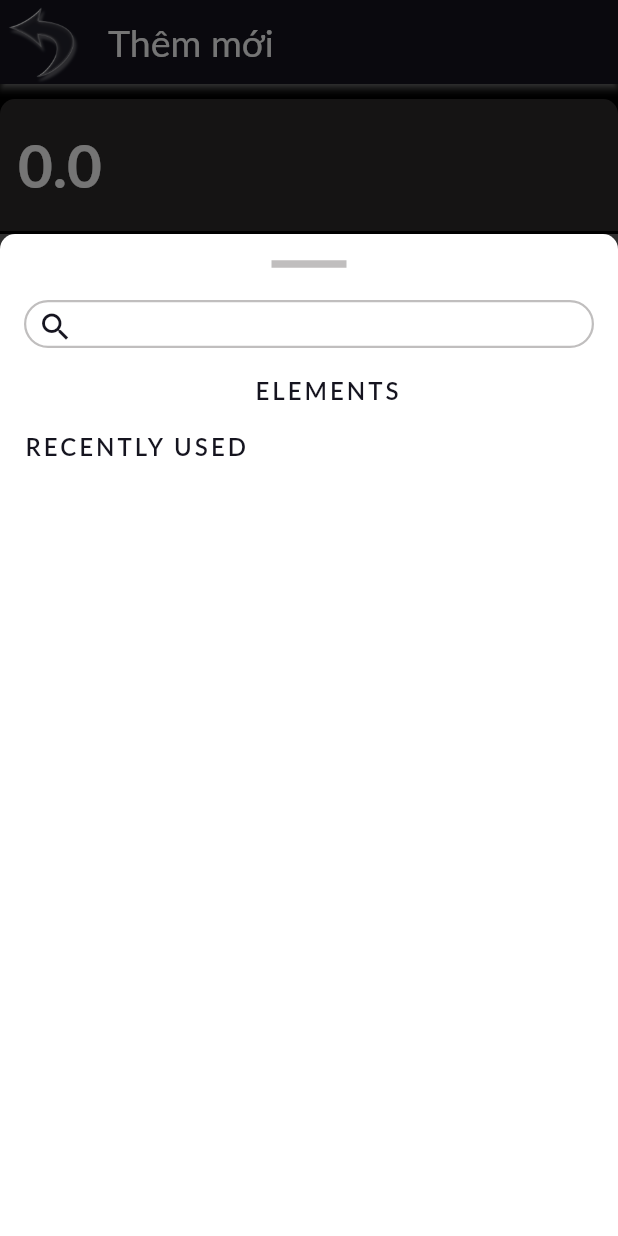
After one commit to viettranvan/spending_management, a Flutter app: the NewSpendingPage screen opened by its route, after a tap on "Model Sheet", on a phone screen of 412 x 824 dp. The commit adds this screen. Run offline on Flutter 3.47's test engine with Material 2 defaults, Android fonts, the phone set to English and light mode, and no system bars; our stand-ins replace bloc, firebase_auth, firebase_core, flutter_bloc, shared_preferences; accounts and stored records are empty; network calls fail; Roboto replaces fonts that are missing (Lato).

Commit message:
new spending UI

```diff
--- a/lib/UI/main_page/view/main_view.dart
+++ b/lib/UI/main_page/view/main_view.dart
@@ -1,12 +1,17 @@
 import 'package:flutter/material.dart';
 import 'package:flutter_bloc/flutter_bloc.dart';
 import 'package:spending_management/UI/main_page/bloc/main_page_bloc.dart';
+import 'package:spending_management/UI/new_spending/view/new_spending_page.dart';
 
 import '../../../utils/utils.dart';
 import '../../home_page/view/home_page.dart';
 
 class MainView extends StatelessWidget {
   const MainView({Key? key}) : super(key: key);
+
+  gotoNewSpending(BuildContext context){
+    Navigator.of(context).pushNamed(NewSpendingPage.id);
+  }
 
   @override
   Widget build(BuildContext context) {
@@ -31,7 +36,7 @@ class MainView extends StatelessWidget {
             onTap: (index) {
               switch (index) {
                 case 1:
-                  print('index == 1, add');
+                  gotoNewSpending(context);
                   break;
                 default:
                   BlocProvider.of<MainPageBloc>(context)
--- /dev/null
+++ b/lib/UI/new_spending/bloc/new_spending_bloc.dart
@@ -0,0 +1,13 @@
+import 'package:bloc/bloc.dart';
+import 'package:meta/meta.dart';
+
+part 'new_spending_event.dart';
+part 'new_spending_state.dart';
+
+class NewSpendingBloc extends Bloc<NewSpendingEvent, NewSpendingState> {
+  NewSpendingBloc() : super(NewSpendingInitial()) {
+    on<NewSpendingEvent>((event, emit) {
+      // TODO: implement event handler
+    });
+  }
+}
--- /dev/null
+++ b/lib/UI/new_spending/bloc/new_spending_event.dart
@@ -0,0 +1,4 @@
+part of 'new_spending_bloc.dart';
+
+@immutable
+abstract class NewSpendingEvent {}
--- /dev/null
+++ b/lib/UI/new_spending/bloc/new_spending_state.dart
@@ -0,0 +1,6 @@
+part of 'new_spending_bloc.dart';
+
+@immutable
+abstract class NewSpendingState {}
+
+class NewSpendingInitial extends NewSpendingState {}
--- /dev/null
+++ b/lib/UI/new_spending/view/new_spending_page.dart
@@ -0,0 +1,157 @@
+import 'package:flutter/material.dart';
+import 'package:spending_management/utils/utils.dart';
+import 'dart:ui' as bt;
+
+import '../widgets/search_bar.dart';
+
+class NewSpendingPage extends StatelessWidget {
+  static const String id = 'new_speding';
+  const NewSpendingPage({Key? key}) : super(key: key);
+
+  @override
+  Widget build(BuildContext context) {
+    final moneyController = TextEditingController();
+
+    return Scaffold(
+      appBar: AppBar(
+        backgroundColor: AppColor.background,
+        leading: Image.asset(
+          'assets/images/back_icon.jpg',
+          color: Colors.white,
+        ),
+        title: const Text(
+          'Thêm mới',
+          style: kTextSize25w400White,
+        ),
+        elevation: 2.0,
+        shadowColor: Colors.white,
+      ),
+      backgroundColor: AppColor.black,
+      body: Column(
+        children: [
+          const SizedBox(
+            height: 10.0,
+          ),
+          TextField(
+            controller: moneyController,
+            style: kTextSize40BoldWhite,
+            keyboardType: TextInputType.number,
+            decoration: const InputDecoration(
+              filled: true,
+              fillColor: AppColor.grey,
+              hintText: '0.0',
+              hintStyle: kTextSize40BoldWhite,
+              border: OutlineInputBorder(
+                borderSide: BorderSide.none,
+                borderRadius: BorderRadius.only(
+                  topLeft: Radius.circular(10.0),
+                  topRight: Radius.circular(
+                    10.0,
+                  ),
+                ),
+              ),
+            ),
+          ),
+          Text(
+            '${moneyController.text} VND',
+            style: kTextSize30w400White,
+          ),
+          TextButton(
+            onPressed: () => _openNewLookBook(context),
+            child: Text('Model Sheet'),
+          )
+        ],
+      ),
+    );
+  }
+
+  _openNewLookBook(BuildContext context) {
+    showModalBottomSheet(
+      context: context,
+      isScrollControlled: true,
+      builder: (context) {
+        return SizedBox(
+          height: MediaQuery.of(context).size.height -
+              (MediaQueryData.fromWindow(bt.window).padding.top +
+                  kToolbarHeight) - 100,
+          child: Container(
+            padding: const EdgeInsets.symmetric(horizontal: 16),
+            decoration: const BoxDecoration(
+              color: Colors.white,
+              borderRadius: BorderRadius.only(
+                topLeft: Radius.circular(10),
+                topRight: Radius.circular(10),
+              ),
+            ),
+            child: AnimatedSwitcher(
+              duration: const Duration(milliseconds: 300),
+              child: Column(
+                children: [
+                  const SizedBox(height: 12),
+                  const SizedBox(
+                      width: 50.0,
+                      child: Divider(
+                        color: AppColor.grey,
+                        thickness: 5.0,
+                      )),
+                  const SizedBox(height: 16),
+                  const SearchBar(hintText: 'Search Elements'),
+                  const SizedBox(
+                    height: 16.0,
+                  ),
+                  Row(
+                    mainAxisAlignment: MainAxisAlignment.spaceBetween,
+                    children: [
+                      InkWell(
+                        onTap: () => {Navigator.pop(context)},
+                        child: const Icon(Icons.close),
+                      ),
+                      const Text(
+                        'ELEMENTS',
+                        style: TextStyle(
+                          fontWeight: FontWeight.w600,
+                          fontSize: 16,
+                          letterSpacing: 2,
+                          color: AppColor.background,
+                        ),
+                      ),
+                      Container()
+                    ],
+                  ),
+                  const SizedBox(
+                    height: 16.0,
+                  ),
+                  Expanded(
+                    child: ListView(
+                      physics: const ScrollPhysics(),
+                      shrinkWrap: true,
+                      children: const [
+                        Align(
+                          alignment: Alignment.centerLeft,
+                          child: Text(
+                            'RECENTLY USED',
+                            style: TextStyle(
+                                fontWeight: FontWeight.w600,
+                                fontSize: 16,
+                                letterSpacing: 2,
+                                color: AppColor.background),
+                          ),
+                        ),
+                        SizedBox(height: 16),
+                        SizedBox(
+                          height: 16.0,
+                        ),
+                      ],
+                    ),
+                  ),
+                ],
+              ),
+
+              // _onChangePage(state),
+            ),
+          ),
+        );
+      },
+    );
+  }
+}
--- /dev/null
+++ b/lib/UI/new_spending/widgets/search_bar.dart
@@ -0,0 +1,72 @@
+import 'package:flutter/material.dart';
+import 'package:spending_management/utils/utils.dart';
+
+class SearchBar extends StatefulWidget {
+  final String hintText;
+  const SearchBar({Key? key, required this.hintText}) : super(key: key);
+
+  @override
+  _SearchBarState createState() => _SearchBarState();
+}
+
+class _SearchBarState extends State<SearchBar> {
+  bool _click = false;
+  bool _changeColorIcon = false;
+
+  @override
+  Widget build(BuildContext context) {
+    return SizedBox(
+      height: 32,
+      child: TextFormField(
+        cursorColor: AppColor.background,
+        style: const TextStyle(
+          fontSize: 12,
+        ),
+        onTap: () {
+          setState(() {
+            _changeColorIcon = !_changeColorIcon;
+            _click = true;
+          });
+        },
+        onFieldSubmitted: (value) {
+          setState(() {
+            if (value.isEmpty) {
+              _click = false;
+            }
+            _changeColorIcon = !_changeColorIcon;
+          });
+        },
+        textAlign: _click ? TextAlign.start : TextAlign.center,
+        textInputAction: TextInputAction.search,
+        decoration: InputDecoration(
+          prefixIcon: const Padding(
+            padding: EdgeInsets.only(top: 6.0, bottom: 6.0, right: 6.0),
+            child: Icon(
+              Icons.search,
+              color: AppColor.background,
+            ),
+          ),
+          focusColor: AppColor.grey,
+          fillColor: AppColor.grey,
+          hintStyle: kTextSize12w400White,
+          isCollapsed: true,
+          hintText: widget.hintText,
+          contentPadding:
+              const EdgeInsets.only(top: 8.0, bottom: 8.0, right: 40.0),
+          focusedBorder: OutlineInputBorder(
+              borderRadius: BorderRadius.circular(20),
+              borderSide: const BorderSide(
+                color: AppColor.background,
+                width: 1.5,
+              )),
+          enabledBorder: OutlineInputBorder(
+              borderRadius: BorderRadius.circular(20),
+              borderSide: const BorderSide(
+                color: AppColor.grey,
+                width: 1.5,
+              )),
+        ),
+      ),
+    );
+  }
+}
--- a/lib/main.dart
+++ b/lib/main.dart
@@ -4,6 +4,7 @@ import 'package:spending_management/UI/main_page/view/main_page.dart';
 import 'package:spending_management/UI/sign_up/view/sign_up_page.dart';
 import 'UI/forgot_password/view/forgot_password_page.dart';
 
+import 'UI/new_spending/view/new_spending_page.dart';
 import 'UI/sign_in/view/sign_in_page.dart';
 import 'utils/utils.dart';
 
@@ -33,6 +34,7 @@ class SpendingManagement extends StatelessWidget{
         SignUpPage.id: (context) => const SignUpPage(),
         ForgotPasswordPage.id: (context) => const ForgotPasswordPage(),
         MainPage.id: (context) => const MainPage(),
+        NewSpendingPage.id: (context) => const NewSpendingPage(),
       },
     );
   }
--- a/lib/utils/app_style.dart
+++ b/lib/utils/app_style.dart
@@ -1,93 +1,50 @@
 import 'package:flutter/material.dart';
 import 'utils.dart';
 
-const kTextSize10w400White = TextStyle(
-    color: AppColor.white,
-    fontSize: 10,
-    fontWeight: FontWeight.w400
-);
+const kTextSize10w400White =
+    TextStyle(color: AppColor.white, fontSize: 10, fontWeight: FontWeight.w400);
 
-const kTextSize12w400White = TextStyle(
-    color: AppColor.white,
-    fontSize: 12,
-    fontWeight: FontWeight.w400
-);
+const kTextSize12w400White =
+    TextStyle(color: AppColor.white, fontSize: 12, fontWeight: FontWeight.w400);
 
-const kTextSize15w400White = TextStyle(
-    color: AppColor.white,
-    fontSize: 15,
-    fontWeight: FontWeight.w400
-);
+const kTextSize15w400White =
+    TextStyle(color: AppColor.white, fontSize: 15, fontWeight: FontWeight.w400);
 
-const kTextSize15w400Blue = TextStyle(
-    color: AppColor.blue,
-    fontSize: 15,
-    fontWeight: FontWeight.w400
-);
+const kTextSize15w400Blue =
+    TextStyle(color: AppColor.blue, fontSize: 15, fontWeight: FontWeight.w400);
 
-const kTextSize18w400Red = TextStyle(
-    color: AppColor.red,
-    fontSize: 18,
-    fontWeight: FontWeight.w400
-);
+const kTextSize18w400Red =
+    TextStyle(color: AppColor.red, fontSize: 18, fontWeight: FontWeight.w400);
 
-const kTextSize18w400Blue = TextStyle(
-    color: AppColor.blue,
-    fontSize: 18,
-    fontWeight: FontWeight.w400
-);
+const kTextSize18w400Blue =
+    TextStyle(color: AppColor.blue, fontSize: 18, fontWeight: FontWeight.w400);
 
-const kTextSize18w400White = TextStyle(
-    color: AppColor.white,
-    fontSize: 18,
-    fontWeight: FontWeight.w400
-);
+const kTextSize18w400White =
+    TextStyle(color: AppColor.white, fontSize: 18, fontWeight: FontWeight.w400);
 
-const kTextSize20w400White = TextStyle(
-    color: AppColor.white,
-    fontSize: 20,
-    fontWeight: FontWeight.w400
-);
+const kTextSize20w400White =
+    TextStyle(color: AppColor.white, fontSize: 20, fontWeight: FontWeight.w400);
 
-const kTextSize20w400Blue = TextStyle(
-    color: AppColor.blue,
-    fontSize: 20,
-    fontWeight: FontWeight.w400
-);
+const kTextSize20w400Blue =
+    TextStyle(color: AppColor.blue, fontSize: 20, fontWeight: FontWeight.w400);
 
-const kTextSize20w400Red = TextStyle(
-    color: AppColor.red,
-    fontSize: 20,
-    fontWeight: FontWeight.w400
-);
+const kTextSize20w400Red =
+    TextStyle(color: AppColor.red, fontSize: 20, fontWeight: FontWeight.w400);
 
-const kTextSize20w400Blur = TextStyle(
-    color: AppColor.blur,
-    fontSize: 20,
-    fontWeight: FontWeight.w400
-);
+const kTextSize20w400Blur =
+    TextStyle(color: AppColor.blur, fontSize: 20, fontWeight: FontWeight.w400);
 
-const kTextSize20w500White = TextStyle(
-    color: AppColor.white,
-    fontSize: 20,
-    fontWeight: FontWeight.w500
-);
+const kTextSize20w500White =
+    TextStyle(color: AppColor.white, fontSize: 20, fontWeight: FontWeight.w500);
 
-const kTextSize25w400White = TextStyle(
-    color: AppColor.white,
-    fontSize: 25,
-    fontWeight: FontWeight.w400
-);
+const kTextSize25w400White =
+    TextStyle(color: AppColor.white, fontSize: 25, fontWeight: FontWeight.w400);
 
-const kTextSize28w500White = TextStyle(
-    color: AppColor.white,
-    fontSize: 28,
-    fontWeight: FontWeight.w500
-);
+const kTextSize28w500White =
+    TextStyle(color: AppColor.white, fontSize: 28, fontWeight: FontWeight.w500);
 
+const kTextSize30w400White =
+    TextStyle(color: AppColor.white, fontSize: 30, fontWeight: FontWeight.w400);
 
-const kTextSize30w400White = TextStyle(
-    color: AppColor.white,
-    fontSize: 30,
-    fontWeight: FontWeight.w400
-);
+const kTextSize40BoldWhite =
+    TextStyle(fontSize: 40.0, fontWeight: FontWeight.bold, color: Colors.white);
```
Also changed, not shown: assets/images/back_icon.jpg (added).
